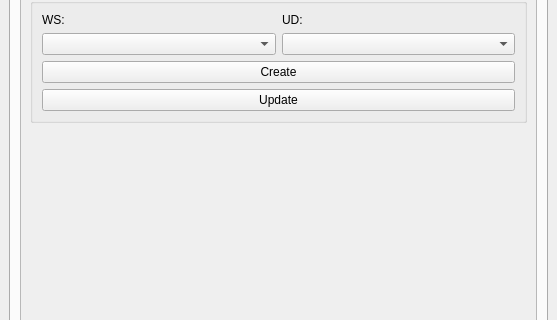
Qt form core/ui/admin/admin.ui (Giswater/giswater_qgis_plugin) before a commit; both pictures show x 0 to 557 and y 167 to 487 of the 557 by 911 pixel window.
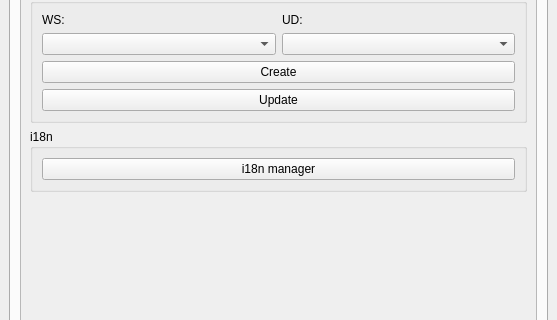
The same form after that commit. The open tabs and pages were chosen to show the change.

Commit message: feat(i18n): Improvemnt in schema_i18n_update and creation of a i18n button manager.

```diff
--- a/core/ui/admin/admin.ui
+++ b/core/ui/admin/admin.ui
@@ -666,17 +666,20 @@
            </property>
            <layout class="QGridLayout" name="gridLayout_20">
             <item row="2" column="0">
-             <spacer name="verticalSpacer_4">
-              <property name="orientation">
-               <enum>Qt::Vertical</enum>
+             <widget class="QGroupBox" name="grb_i18n">
+              <property name="title">
+               <string>i18n</string>
               </property>
-              <property name="sizeHint" stdset="0">
-               <size>
-                <width>20</width>
-                <height>40</height>
-               </size>
-              </property>
-             </spacer>
+              <layout class="QGridLayout" name="gridLayout_13">
+               <item row="0" column="0">
+                <widget class="QPushButton" name="btn_i18n">
+                 <property name="text">
+                  <string>i18n manager</string>
+                 </property>
+                </widget>
+               </item>
+              </layout>
+             </widget>
             </item>
             <item row="0" column="0">
              <widget class="QGroupBox" name="grb_files_generator">
@@ -744,6 +747,19 @@
               </layout>
              </widget>
             </item>
+            <item row="3" column="0">
+             <spacer name="verticalSpacer_4">
+              <property name="orientation">
+               <enum>Qt::Vertical</enum>
+              </property>
+              <property name="sizeHint" stdset="0">
+               <size>
+                <width>20</width>
+                <height>40</height>
+               </size>
+              </property>
+             </spacer>
+            </item>
            </layout>
           </widget>
          </widget>
```
The commit also changes 8 other files.
